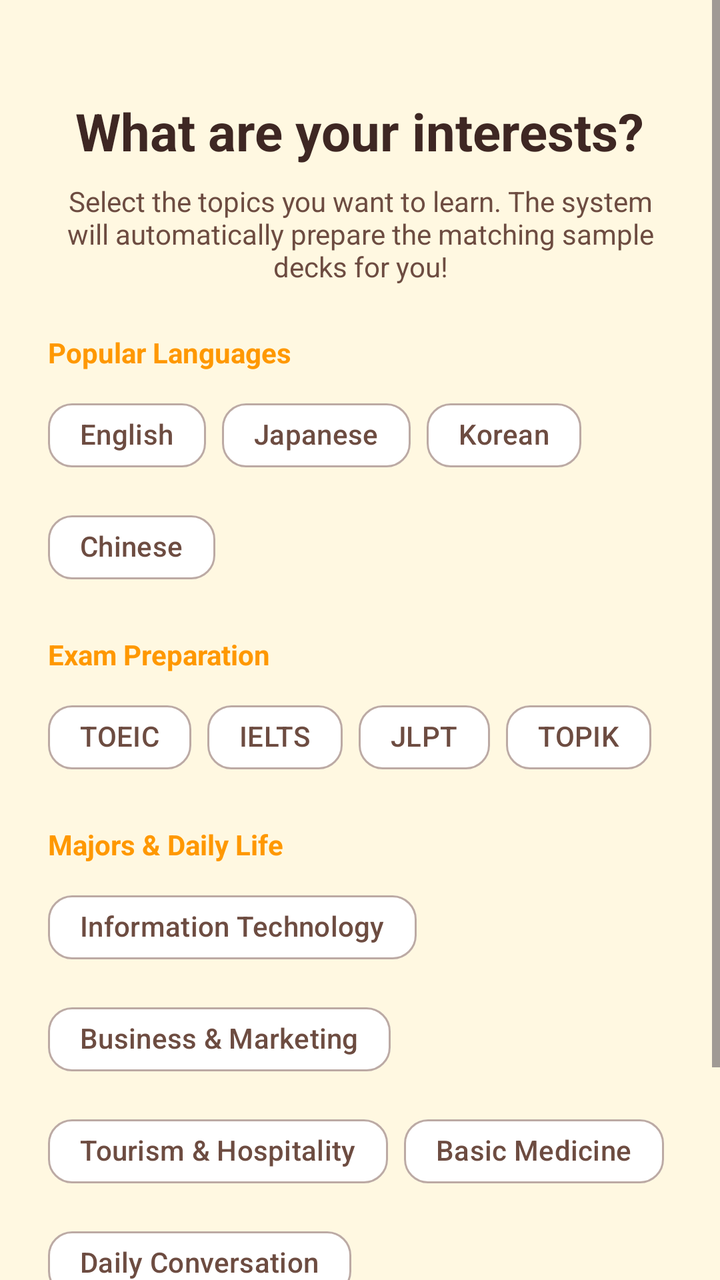
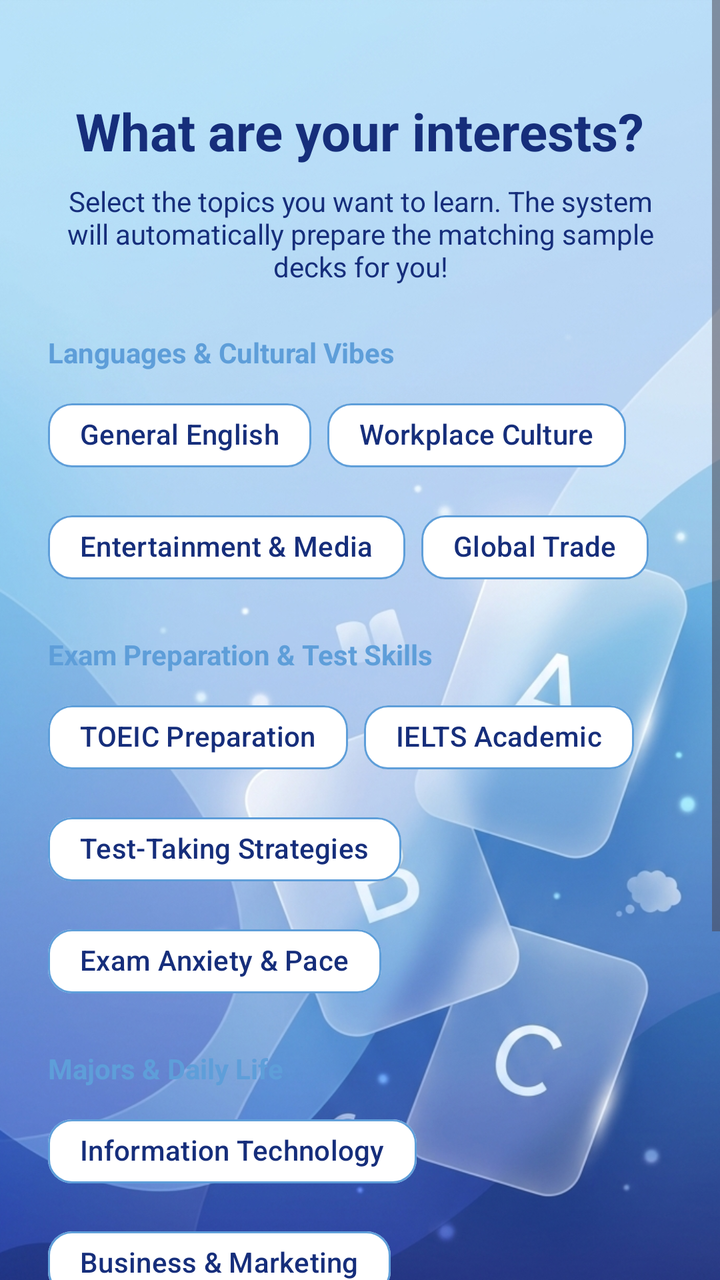

An Android layout rendered at two revisions. The XML below is the earlier revision; the diff shows what the commit changed to produce the second picture.
<!-- AndroidManifest.xml: application theme Theme.SmartFlashCard -->
<!-- res/layout/activity_interest_selection.xml -->
<?xml version="1.0" encoding="utf-8"?>
<ScrollView xmlns:android="http://schemas.android.com/apk/res/android"
    xmlns:app="http://schemas.android.com/apk/res-auto"
    android:id="@+id/interestSelection"
    android:layout_width="match_parent"
    android:layout_height="match_parent"
    android:background="?android:attr/colorBackground"
    android:fillViewport="true">

    <LinearLayout
        android:layout_width="match_parent"
        android:layout_height="wrap_content"
        android:orientation="vertical"
        android:padding="24dp">

        <View
            android:layout_width="match_parent"
            android:layout_height="24dp" />

        <TextView
            android:layout_width="wrap_content"
            android:layout_height="wrap_content"
            android:layout_gravity="center_horizontal"
            android:text="What are your interests?"
            android:textColor="?attr/colorOnBackground"
            android:textSize="26sp"
            android:textStyle="bold" />

        <TextView
            android:layout_width="match_parent"
            android:layout_height="wrap_content"
            android:layout_marginTop="8dp"
            android:layout_marginBottom="24dp"
            android:gravity="center"
            android:text="Select the topics you want to learn. The system will automatically prepare the matching sample decks for you!"
            android:textColor="?attr/colorOnSurfaceVariant"
            android:textSize="14sp" />

        <TextView
            android:layout_width="wrap_content"
            android:layout_height="wrap_content"
            android:text="Popular Languages"
            android:textColor="?attr/colorPrimary"
            android:textSize="14sp"
            android:textStyle="bold"
            android:layout_marginBottom="8dp"/>

        <com.google.android.material.chip.ChipGroup
            android:id="@+id/cgLanguages"
            android:layout_width="match_parent"
            android:layout_height="wrap_content"
            android:layout_marginBottom="20dp"
            app:chipSpacingHorizontal="8dp"
            app:chipSpacingVertical="8dp">

            <com.google.android.material.chip.Chip android:id="@+id/chipEnglish" style="@style/Widget.Material3.Chip.Filter" android:layout_width="wrap_content" android:layout_height="wrap_content" android:text="English" />
            <com.google.android.material.chip.Chip android:id="@+id/chipJapanese" style="@style/Widget.Material3.Chip.Filter" android:layout_width="wrap_content" android:layout_height="wrap_content" android:text="Japanese" />
            <com.google.android.material.chip.Chip android:id="@+id/chipKorean" style="@style/Widget.Material3.Chip.Filter" android:layout_width="wrap_content" android:layout_height="wrap_content" android:text="Korean" />
            <com.google.android.material.chip.Chip android:id="@+id/chipChinese" style="@style/Widget.Material3.Chip.Filter" android:layout_width="wrap_content" android:layout_height="wrap_content" android:text="Chinese" />
        </com.google.android.material.chip.ChipGroup>

        <TextView
            android:layout_width="wrap_content"
            android:layout_height="wrap_content"
            android:text="Exam Preparation"
            android:textColor="?attr/colorPrimary"
            android:textSize="14sp"
            android:textStyle="bold"
            android:layout_marginBottom="8dp"/>

        <com.google.android.material.chip.ChipGroup
            android:id="@+id/cgExams"
            android:layout_width="match_parent"
            android:layout_height="wrap_content"
            android:layout_marginBottom="20dp"
            app:chipSpacingHorizontal="8dp"
            app:chipSpacingVertical="8dp">

            <com.google.android.material.chip.Chip android:id="@+id/chipTOEIC" style="@style/Widget.Material3.Chip.Filter" android:layout_width="wrap_content" android:layout_height="wrap_content" android:text="TOEIC" />
            <com.google.android.material.chip.Chip android:id="@+id/chipIELTS" style="@style/Widget.Material3.Chip.Filter" android:layout_width="wrap_content" android:layout_height="wrap_content" android:text="IELTS" />
            <com.google.android.material.chip.Chip android:id="@+id/chipJLPT" style="@style/Widget.Material3.Chip.Filter" android:layout_width="wrap_content" android:layout_height="wrap_content" android:text="JLPT" />
            <com.google.android.material.chip.Chip android:id="@+id/chipTOPIK" style="@style/Widget.Material3.Chip.Filter" android:layout_width="wrap_content" android:layout_height="wrap_content" android:text="TOPIK" />
        </com.google.android.material.chip.ChipGroup>

        <TextView
            android:layout_width="wrap_content"
            android:layout_height="wrap_content"
            android:text="Majors &amp; Daily Life"
            android:textColor="?attr/colorPrimary"
            android:textSize="14sp"
            android:textStyle="bold"
            android:layout_marginBottom="8dp"/>

        <com.google.android.material.chip.ChipGroup
            android:id="@+id/cgMajors"
            android:layout_width="match_parent"
            android:layout_height="wrap_content"
            android:layout_marginBottom="32dp"
            app:chipSpacingHorizontal="8dp"
            app:chipSpacingVertical="8dp">

            <com.google.android.material.chip.Chip android:id="@+id/chipIT" style="@style/Widget.Material3.Chip.Filter" android:layout_width="wrap_content" android:layout_height="wrap_content" android:text="Information Technology" />
            <com.google.android.material.chip.Chip android:id="@+id/chipBusiness" style="@style/Widget.Material3.Chip.Filter" android:layout_width="wrap_content" android:layout_height="wrap_content" android:text="Business &amp; Marketing" />
            <com.google.android.material.chip.Chip android:id="@+id/chipTourism" style="@style/Widget.Material3.Chip.Filter" android:layout_width="wrap_content" android:layout_height="wrap_content" android:text="Tourism &amp; Hospitality" />
            <com.google.android.material.chip.Chip android:id="@+id/chipMedical" style="@style/Widget.Material3.Chip.Filter" android:layout_width="wrap_content" android:layout_height="wrap_content" android:text="Basic Medicine" />
            <com.google.android.material.chip.Chip android:id="@+id/chipDaily" style="@style/Widget.Material3.Chip.Filter" android:layout_width="wrap_content" android:layout_height="wrap_content" android:text="Daily Conversation" />
        </com.google.android.material.chip.ChipGroup>

        <LinearLayout
            android:id="@+id/layoutLoading"
            android:layout_width="match_parent"
            android:layout_height="wrap_content"
            android:orientation="vertical"
            android:gravity="center"
            android:layout_marginBottom="20dp"
            android:visibility="gone">
            <ProgressBar style="?android:attr/progressBarStyle" android:layout_width="wrap_content" android:layout_height="wrap_content" />
            <TextView android:layout_width="wrap_content" android:layout_height="wrap_content" android:layout_marginTop="8dp" android:text="Syncing database..." android:textColor="?attr/colorPrimary" android:textStyle="italic" />
        </LinearLayout>

        <com.google.android.material.button.MaterialButton
            android:id="@+id/btnStartLearning"
            style="@style/Widget.SmartFlashCard.Button"
            android:layout_width="match_parent"
            android:layout_height="56dp"
            android:text="Skip for now"
            android:textAllCaps="false"
            app:cornerRadius="16dp" />

    </LinearLayout>
</ScrollView>
<!-- resources referenced by this layout -->
<resources>
  <style name="Widget.SmartFlashCard.Button" parent="Widget.Material3.Button">
          <item name="cornerRadius">@dimen/kid_corner_button</item>
          <item name="backgroundTint">?attr/colorPrimary</item>
          <item name="android:textColor">?attr/colorOnPrimary</item>
      </style>
  <style name="Theme.SmartFlashCard" parent="Base.Theme.SmartFlashCard" />
  <dimen name="kid_corner_button">16dp</dimen>
  <color name="md_theme_light_primary">#FF9800</color>
  <color name="md_theme_light_onPrimary">#FFFFFF</color>
  <color name="md_theme_light_primaryContainer">#FFE0B2</color>
  <color name="md_theme_light_onPrimaryContainer">#5D3200</color>
  <color name="md_theme_light_secondary">#00BCD4</color>
  <color name="md_theme_light_onSecondary">#FFFFFF</color>
  <color name="md_theme_light_secondaryContainer">#B2EBF2</color>
  <color name="md_theme_light_onSecondaryContainer">#006064</color>
  <color name="md_theme_light_tertiary">#66BB6A</color>
  <color name="md_theme_light_onTertiary">#FFFFFF</color>
  <color name="md_theme_light_tertiaryContainer">#C8E6C9</color>
  <color name="md_theme_light_onTertiaryContainer">#1B5E20</color>
  <color name="md_theme_light_background">#FFF8E1</color>
  <color name="md_theme_light_onBackground">#3E2723</color>
  <color name="md_theme_light_error">#E53935</color>
  <color name="md_theme_light_onError">#FFFFFF</color>
  <color name="md_theme_light_errorContainer">#FFCDD2</color>
  <color name="md_theme_light_onErrorContainer">#B71C1C</color>
  <color name="md_theme_light_surface">#FFFFFF</color>
  <color name="md_theme_light_onSurface">#3E2723</color>
  <color name="md_theme_light_surfaceVariant">#FFF3E0</color>
  <color name="md_theme_light_onSurfaceVariant">#6D4C41</color>
  <color name="md_theme_light_outline">#BCAAA4</color>
  <style name="Widget.SmartFlashCard.Card" parent="Widget.Material3.CardView.Elevated">
          <item name="cardCornerRadius">@dimen/kid_corner_card</item>
          <item name="cardElevation">@dimen/kid_elevation_card</item>
          <item name="cardBackgroundColor">?attr/colorSurface</item>
          <item name="strokeWidth">0dp</item>
      </style>
  <style name="Widget.SmartFlashCard.Toolbar" parent="Widget.Material3.Toolbar">
          <item name="android:background">?attr/colorPrimary</item>
          <item name="titleTextColor">?attr/colorOnPrimary</item>
          <item name="subtitleTextColor">?attr/colorOnPrimary</item>
          <item name="navigationIconTint">?attr/colorOnPrimary</item>
      </style>
  <style name="Widget.SmartFlashCard.Fab" parent="Widget.Material3.FloatingActionButton.Primary">
          <item name="backgroundTint">?attr/colorSecondary</item>
          <item name="tint">?attr/colorOnSecondary</item>
          <item name="shapeAppearance">@style/ShapeAppearance.SmartFlashCard.Medium</item>
      </style>
  <style name="ShapeAppearance.SmartFlashCard.Small" parent="ShapeAppearance.Material3.Corner.Small">
          <item name="cornerSize">@dimen/kid_corner_small</item>
      </style>
  <style name="ShapeAppearance.SmartFlashCard.Medium" parent="ShapeAppearance.Material3.Corner.Medium">
          <item name="cornerSize">@dimen/kid_corner_button</item>
      </style>
  <style name="ShapeAppearance.SmartFlashCard.Large" parent="ShapeAppearance.Material3.Corner.Large">
          <item name="cornerSize">@dimen/kid_corner_card</item>
      </style>
  <dimen name="kid_corner_card">24dp</dimen>
  <dimen name="kid_elevation_card">4dp</dimen>
  <dimen name="kid_corner_small">12dp</dimen>
  <!-- unchanged entries left out for length: 2 -->
</resources>

<!-- the commit's change to res/layout/activity_interest_selection.xml (unified diff, before → after) -->
@@ -4,7 +4,7 @@
     android:id="@+id/interestSelection"
     android:layout_width="match_parent"
     android:layout_height="match_parent"
-    android:background="?android:attr/colorBackground"
+    android:background="@drawable/bg"
     android:fillViewport="true">
 
     <LinearLayout
@@ -39,7 +39,7 @@
         <TextView
             android:layout_width="wrap_content"
             android:layout_height="wrap_content"
-            android:text="Popular Languages"
+            android:text="Languages &amp; Cultural Vibes"
             android:textColor="?attr/colorPrimary"
             android:textSize="14sp"
             android:textStyle="bold"
@@ -53,16 +53,39 @@
             app:chipSpacingHorizontal="8dp"
             app:chipSpacingVertical="8dp">
 
-            <com.google.android.material.chip.Chip android:id="@+id/chipEnglish" style="@style/Widget.Material3.Chip.Filter" android:layout_width="wrap_content" android:layout_height="wrap_content" android:text="English" />
-            <com.google.android.material.chip.Chip android:id="@+id/chipJapanese" style="@style/Widget.Material3.Chip.Filter" android:layout_width="wrap_content" android:layout_height="wrap_content" android:text="Japanese" />
-            <com.google.android.material.chip.Chip android:id="@+id/chipKorean" style="@style/Widget.Material3.Chip.Filter" android:layout_width="wrap_content" android:layout_height="wrap_content" android:text="Korean" />
-            <com.google.android.material.chip.Chip android:id="@+id/chipChinese" style="@style/Widget.Material3.Chip.Filter" android:layout_width="wrap_content" android:layout_height="wrap_content" android:text="Chinese" />
+            <com.google.android.material.chip.Chip
+                android:id="@+id/chipGeneralEnglish"
+                style="@style/Widget.Material3.Chip.Filter"
+                android:layout_width="wrap_content"
+                android:layout_height="wrap_content"
+                android:text="General English" />
+
+            <com.google.android.material.chip.Chip
+                android:id="@+id/chipWorkplaceCulture"
+                style="@style/Widget.Material3.Chip.Filter"
+                android:layout_width="wrap_content"
+                android:layout_height="wrap_content"
+                android:text="Workplace Culture" />
+
+            <com.google.android.material.chip.Chip
+                android:id="@+id/chipEntertainmentMedia"
+                style="@style/Widget.Material3.Chip.Filter"
+                android:layout_width="wrap_content"
+                android:layout_height="wrap_content"
+                android:text="Entertainment &amp; Media" />
+
+            <com.google.android.material.chip.Chip
+                android:id="@+id/chipGlobalTrade"
+                style="@style/Widget.Material3.Chip.Filter"
+                android:layout_width="wrap_content"
+                android:layout_height="wrap_content"
+                android:text="Global Trade" />
         </com.google.android.material.chip.ChipGroup>
 
         <TextView
             android:layout_width="wrap_content"
             android:layout_height="wrap_content"
-            android:text="Exam Preparation"
+            android:text="Exam Preparation &amp; Test Skills"
             android:textColor="?attr/colorPrimary"
             android:textSize="14sp"
             android:textStyle="bold"
@@ -76,10 +99,33 @@
             app:chipSpacingHorizontal="8dp"
             app:chipSpacingVertical="8dp">
 
-            <com.google.android.material.chip.Chip android:id="@+id/chipTOEIC" style="@style/Widget.Material3.Chip.Filter" android:layout_width="wrap_content" android:layout_height="wrap_content" android:text="TOEIC" />
-            <com.google.android.material.chip.Chip android:id="@+id/chipIELTS" style="@style/Widget.Material3.Chip.Filter" android:layout_width="wrap_content" android:layout_height="wrap_content" android:text="IELTS" />
-            <com.google.android.material.chip.Chip android:id="@+id/chipJLPT" style="@style/Widget.Material3.Chip.Filter" android:layout_width="wrap_content" android:layout_height="wrap_content" android:text="JLPT" />
-            <com.google.android.material.chip.Chip android:id="@+id/chipTOPIK" style="@style/Widget.Material3.Chip.Filter" android:layout_width="wrap_content" android:layout_height="wrap_content" android:text="TOPIK" />
+            <com.google.android.material.chip.Chip
+                android:id="@+id/chipTOEIC"
+                style="@style/Widget.Material3.Chip.Filter"
+                android:layout_width="wrap_content"
+                android:layout_height="wrap_content"
+                android:text="TOEIC Preparation" />
+
+            <com.google.android.material.chip.Chip
+                android:id="@+id/chipIELTS"
+                style="@style/Widget.Material3.Chip.Filter"
+                android:layout_width="wrap_content"
+                android:layout_height="wrap_content"
+                android:text="IELTS Academic" />
+
+            <com.google.android.material.chip.Chip
+                android:id="@+id/chipTestStrategies"
+                style="@style/Widget.Material3.Chip.Filter"
+                android:layout_width="wrap_content"
+                android:layout_height="wrap_content"
+                android:text="Test-Taking Strategies" />
+
+            <com.google.android.material.chip.Chip
+                android:id="@+id/chipExamAnxiety"
+                style="@style/Widget.Material3.Chip.Filter"
+                android:layout_width="wrap_content"
+                android:layout_height="wrap_content"
+                android:text="Exam Anxiety &amp; Pace" />
         </com.google.android.material.chip.ChipGroup>
 
         <TextView
@@ -125,6 +171,7 @@
             android:layout_height="56dp"
             android:text="Skip for now"
             android:textAllCaps="false"
+            app:strokeColor="@color/cardview_dark_background"
             app:cornerRadius="16dp" />
 
     </LinearLayout>
<!-- resource entries referenced after the edit -->
@@ -1,16 +1,17 @@
 <!-- resources referenced by this layout -->
 <resources>
+  <!-- drawable bg: png bitmap (drawable, 800499 bytes) -->
   <style name="Widget.SmartFlashCard.Button" parent="Widget.Material3.Button">
           <item name="cornerRadius">@dimen/kid_corner_button</item>
-          <item name="backgroundTint">?attr/colorPrimary</item>
+          <item name="backgroundTint">#3C9DF2</item>
           <item name="android:textColor">?attr/colorOnPrimary</item>
       </style>
   <style name="Theme.SmartFlashCard" parent="Base.Theme.SmartFlashCard" />
   <dimen name="kid_corner_button">16dp</dimen>
-  <color name="md_theme_light_primary">#FF9800</color>
+  <color name="md_theme_light_primary">#5E9ED9</color>
   <color name="md_theme_light_onPrimary">#FFFFFF</color>
-  <color name="md_theme_light_primaryContainer">#FFE0B2</color>
-  <color name="md_theme_light_onPrimaryContainer">#5D3200</color>
+  <color name="md_theme_light_primaryContainer">#A9DBFF</color>
+  <color name="md_theme_light_onPrimaryContainer">#162E7B</color>
   <color name="md_theme_light_secondary">#00BCD4</color>
   <color name="md_theme_light_onSecondary">#FFFFFF</color>
   <color name="md_theme_light_secondaryContainer">#B2EBF2</color>
@@ -19,17 +20,17 @@
   <color name="md_theme_light_onTertiary">#FFFFFF</color>
   <color name="md_theme_light_tertiaryContainer">#C8E6C9</color>
   <color name="md_theme_light_onTertiaryContainer">#1B5E20</color>
-  <color name="md_theme_light_background">#FFF8E1</color>
-  <color name="md_theme_light_onBackground">#3E2723</color>
+  <color name="md_theme_light_background">#A9DBFF</color>
+  <color name="md_theme_light_onBackground">#162E7B</color>
   <color name="md_theme_light_error">#E53935</color>
   <color name="md_theme_light_onError">#FFFFFF</color>
   <color name="md_theme_light_errorContainer">#FFCDD2</color>
   <color name="md_theme_light_onErrorContainer">#B71C1C</color>
   <color name="md_theme_light_surface">#FFFFFF</color>
-  <color name="md_theme_light_onSurface">#3E2723</color>
-  <color name="md_theme_light_surfaceVariant">#FFF3E0</color>
-  <color name="md_theme_light_onSurfaceVariant">#6D4C41</color>
-  <color name="md_theme_light_outline">#BCAAA4</color>
+  <color name="md_theme_light_onSurface">#162E7B</color>
+  <color name="md_theme_light_surfaceVariant">#A9DBFF</color>
+  <color name="md_theme_light_onSurfaceVariant">#162E7B</color>
+  <color name="md_theme_light_outline">#5E9ED9</color>
   <style name="Widget.SmartFlashCard.Card" parent="Widget.Material3.CardView.Elevated">
           <item name="cardCornerRadius">@dimen/kid_corner_card</item>
           <item name="cardElevation">@dimen/kid_elevation_card</item>
